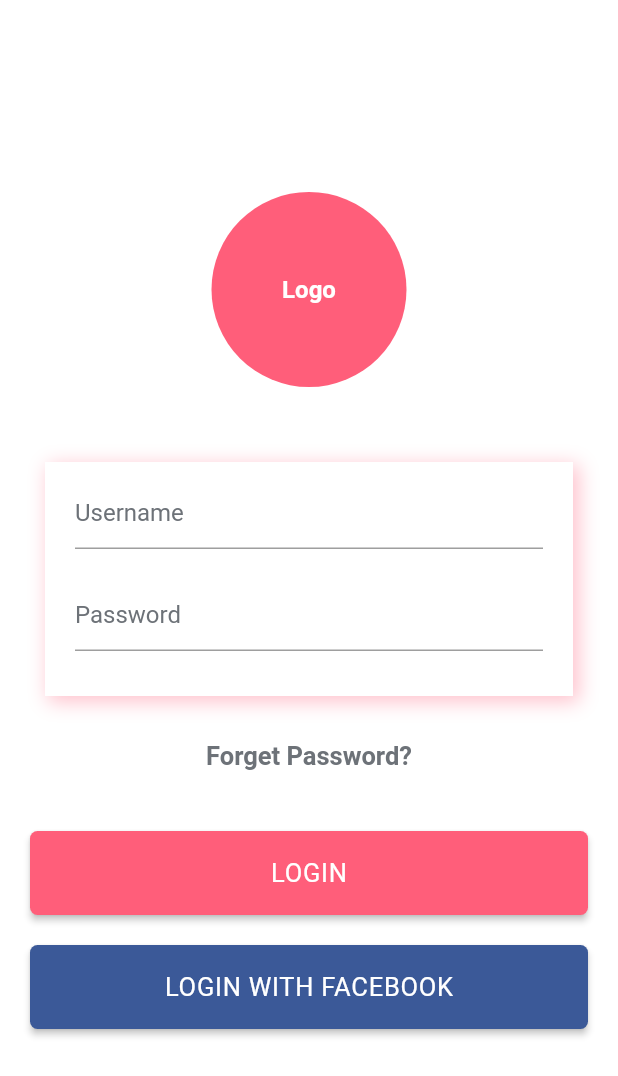
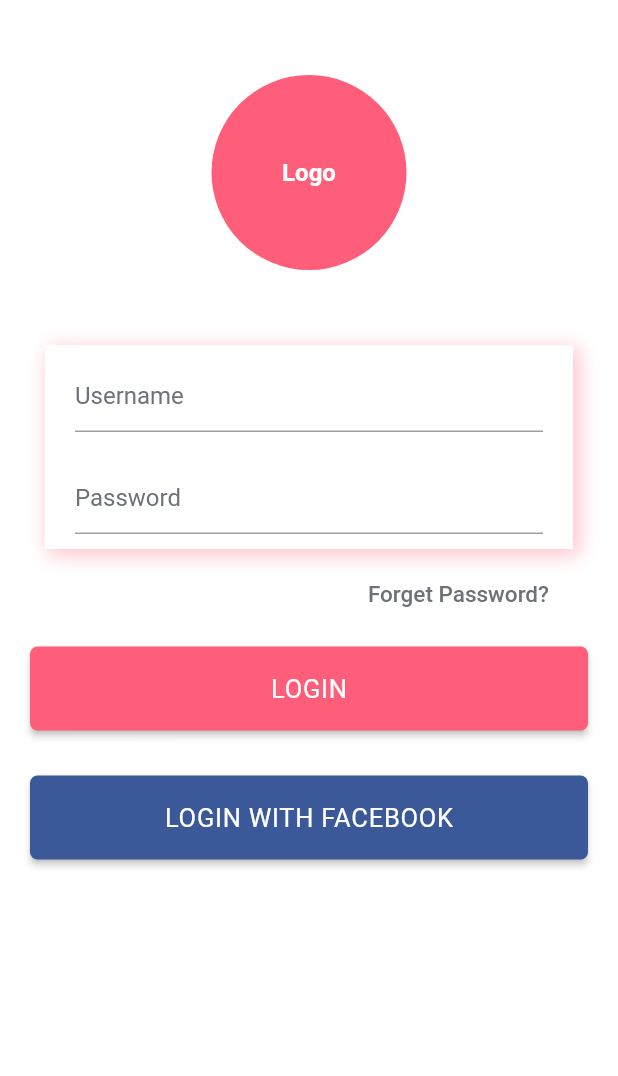
Before and after one commit to mukireus/flutter_ui_template_login, a Flutter app: the PomegranateLogin screen opened directly, on a phone screen of 412 x 824 dp. Shown: the top 1076 px of the screen. Run offline on Flutter 3.47's test engine with Material 2 defaults, Android fonts, the phone set to English and light mode, and no system bars; our stand-ins replace flutter_screenutil.

Commit message:
added fig screen and clean code

```diff
--- a/lib/home_list.dart
+++ b/lib/home_list.dart
@@ -1,7 +1,9 @@
 import 'package:flutter/material.dart';
 import 'package:flutter_template_login/screens/apricot_login.dart';
 import 'package:flutter_template_login/screens/blueberry_login.dart';
+import 'package:flutter_template_login/screens/fig_login.dart';
 import 'package:flutter_template_login/screens/grape_login.dart';
+import 'package:flutter_template_login/screens/login.dart';
 import 'package:flutter_template_login/screens/muz_login.dart';
 import 'package:flutter_template_login/screens/pomegranate_login.dart';
 import 'package:flutter_template_login/screens/strawberry_login.dart';
@@ -41,5 +43,9 @@ class HomeList {
       imagePath: UIHelper.apricotPhoto,
       navigateScreen: ApricotLogin(),
     ),
+    HomeList(
+      imagePath: UIHelper.noPhoto,
+      navigateScreen: FigLogin(),
+    ),
   ];
 }
--- a/lib/screens/pomegranate_login.dart
+++ b/lib/screens/pomegranate_login.dart
@@ -1,5 +1,6 @@
 import 'package:flutter/material.dart';
 import 'package:flutter_template_login/ui/ui_helper.dart';
+import 'package:flutter_template_login/ui/widgets/forgetPassButton_widget.dart';
 
 class PomegranateLogin extends StatefulWidget {
   @override
@@ -11,11 +12,29 @@ class PomegranateStateLogin extends State<PomegranateLogin> {
   Widget build(BuildContext context) {
     return Scaffold(
       backgroundColor: UIHelper.WHITE,
-      body: Column(
+      body: ListView(children: <Widget>[
+        Padding(
+          padding: const EdgeInsets.only(top: 50.0),
+          child: Column(
             mainAxisAlignment: MainAxisAlignment.center,
             crossAxisAlignment: CrossAxisAlignment.center,
             children: <Widget>[
-          Center(
+              _logo,
+              _textFieldContainer,
+              new ForgetPasswordButton(
+                color: UIHelper.POMEGRANATE_TEXT_COLOR,
+                rightPadding: 30,
+              ),
+              _loginButton(UIHelper.login, UIHelper.POMEGRANATE_PRIMARY_COLOR),
+              _loginButton(UIHelper.loginFacebook, UIHelper.FACEBOOK_COLOR),
+            ],
+          ),
+        ),
+      ]),
+    );
+  }
+
+  Widget get _logo => Center(
         child: Container(
           height: 130,
           width: 130,
@@ -23,119 +42,63 @@ class PomegranateStateLogin extends State<PomegranateLogin> {
             backgroundColor: UIHelper.POMEGRANATE_PRIMARY_COLOR,
             child: Text(
               "Logo",
-                  style: TextStyle(
-                      color: UIHelper.WHITE, fontWeight: FontWeight.bold),
+              style:
+                  TextStyle(color: UIHelper.WHITE, fontWeight: FontWeight.bold),
             ),
           ),
         ),
-          ),
-          Padding(
+      );
+  static Offset offset = Offset(3.0, 3.0);
+
+  final boxShadow = BoxShadow(
+      color: UIHelper.POMEGRANATE_SHADOW_COLOR,
+      blurRadius: 10.0, // has the effect of softening the shadow
+      spreadRadius: 1.0, // has the effect of extending the shadow
+      offset: offset);
+
+  Widget get _textFieldContainer => Padding(
         padding: const EdgeInsets.fromLTRB(30, 50, 30, 10),
         child: Container(
           decoration: BoxDecoration(
             color: UIHelper.WHITE,
-                boxShadow: [
-                  BoxShadow(
-                    color: UIHelper.POMEGRANATE_SHADOW_COLOR,
-                    blurRadius: 10.0, // has the effect of softening the shadow
-                    spreadRadius: 1.0, // has the effect of extending the shadow
-                    offset: Offset(
-                      3.0, // horizontal, move right 10
-                      3.0, // vertical, move down 10
-                    ),
-                  ),
-                ],
+            boxShadow: [boxShadow],
           ),
           child: Column(
             children: <Widget>[
-                  _textField,
-                  _passwordField,
+              _textField(UIHelper.username, false),
+              _textField(UIHelper.password, true),
             ],
           ),
         ),
-          ),
-          _forgetPasswordButton,
-          _loginButton,
-          _loginFacebookButton,
-        ],
-      ),
       );
-  }
 
-  Widget get _textField => Padding(
+  Widget _textField(String text, bool obscure) => Padding(
         padding: const EdgeInsets.fromLTRB(20, 10, 20, 10),
         child: TextField(
           style: TextStyle(color: UIHelper.POMEGRANATE_TEXT_COLOR),
           textAlign: TextAlign.left,
-          obscureText: false,
+          obscureText: obscure,
           autocorrect: false,
           cursorColor: UIHelper.POMEGRANATE_TEXT_COLOR,
           maxLines: 1,
           decoration: InputDecoration(
-            hintText: UIHelper.username,
+            hintText: text,
             hintStyle: TextStyle(color: UIHelper.POMEGRANATE_TEXT_COLOR),
           ),
         ),
       );
 
-  Widget get _passwordField => Padding(
-        padding: const EdgeInsets.fromLTRB(20, 10, 20, 30),
-        child: TextField(
-          style: TextStyle(color: UIHelper.POMEGRANATE_TEXT_COLOR),
-          textAlign: TextAlign.left,
-          obscureText: true,
-          autocorrect: false,
-          cursorColor: UIHelper.POMEGRANATE_TEXT_COLOR,
-          maxLines: 1,
-          decoration: InputDecoration(
-            hintText: UIHelper.password,
-            hintStyle: TextStyle(color: UIHelper.POMEGRANATE_TEXT_COLOR),
-          ),
-        ),
-      );
-  Widget get _forgetPasswordButton => Padding(
-        padding: const EdgeInsets.fromLTRB(20, 20, 20, 20),
-        child: InkWell(
-          child: Text(
-            UIHelper.forgetPassword,
-            style: TextStyle(
-                color: UIHelper.POMEGRANATE_TEXT_COLOR,
-                fontWeight: FontWeight.w700,
-                fontSize: 17),
-          ),
-          onTap: () {},
-        ),
-      );
-  Widget get _loginButton => Padding(
+  Widget _loginButton(String text, Color color) => Padding(
         padding: const EdgeInsets.fromLTRB(20, 20, 20, 10),
         child: MaterialButton(
           height: 56,
           minWidth: double.infinity,
-          color: UIHelper.POMEGRANATE_PRIMARY_COLOR,
+          color: color,
           shape: RoundedRectangleBorder(
               borderRadius: new BorderRadius.circular(5)),
           onPressed: () {},
           child: Text(
-            UIHelper.login.toUpperCase(),
-            style: TextStyle(
-                fontSize: 17,
-                color: UIHelper.WHITE,
-                fontWeight: FontWeight.w400,
-                letterSpacing: 0.5),
-          ),
-        ),
-      );
-  Widget get _loginFacebookButton => Padding(
-        padding: const EdgeInsets.fromLTRB(20, 10, 20, 10),
-        child: MaterialButton(
-          height: 56,
-          minWidth: double.infinity,
-          color: UIHelper.FACEBOOK_COLOR,
-          shape: RoundedRectangleBorder(
-              borderRadius: new BorderRadius.circular(5)),
-          onPressed: () {},
-          child: Text(
-            UIHelper.loginFacebook.toUpperCase(),
+            text.toUpperCase(),
             style: TextStyle(
                 fontSize: 17,
                 color: UIHelper.WHITE,
--- a/lib/ui/ui_helper.dart
+++ b/lib/ui/ui_helper.dart
@@ -10,10 +10,11 @@ class UIHelper {
   static final String username = "Username";
   static final String password = "Password";
   static final String login = "Login";
-  static final String signIn = "SIGN IN";
+  static final String signIn = "Sign In";
   static final String signUp = "SIGN UP";
   static final String signInLower = "Sign In";
   static final String signUpLower = "Sign Up";
+  static final String stayLoggedIn = "Stay Logged In";
   static final String forgetPassword = "Forget Password?";
   static final String loginSpotify = "LOG IN WITH SPOTIFY ";
   static final String loginFacebook = "Login with Facebook";
@@ -29,6 +30,7 @@ class UIHelper {
   static final String pomegranatePhoto = "assets/images/pomegranate_login.png";
   static final String apricotPhoto = "assets/images/apricot_login.png";
   static final String noPhoto = "assets/images/no_photo.png";
+  static final String scooter = "assets/drawable/scooter.png";
 
   // MUZ LOGIN COLORS
   static const Color MUZ_PRIMARY_COLOR = Color(0XFF3C67F7);
@@ -62,6 +64,12 @@ class UIHelper {
   static const Color APRICOT_SHADOW_COLOR = Color(0x60FF5E7A);
   static const Color APRICOT_TEXT_COLOR = Color(0xFFC2C2C2);
 
+// FIG LOGIN COLORS
+  static const Color FIG_PRIMARY_COLOR = Color(0xFF182058);
+  static const Color FIG_SECONDARY_COLOR = Color(0xFFE03E3E);
+  static const Color FIG_SHADOW_COLOR = Color(0x60FF5E7A);
+  static const Color FIG_TEXT_COLOR = Color(0xFF9E9D9D);
+  static const Color FIG_FORGET_TEXT_COLOR = Color(0xFF38B5F2);
 
   // GLOBAL COLORS
   static const Color SPOTIFY_COLOR = Color(0xFF1DB954);
--- /dev/null
+++ b/lib/ui/widgets/forgetPassButton_widget.dart
@@ -0,0 +1,29 @@
+import 'package:flutter/material.dart';
+
+import '../ui_helper.dart';
+
+class ForgetPasswordButton extends StatelessWidget {
+  final Color color;
+  final double rightPadding;
+  const ForgetPasswordButton({Key key, this.color, this.rightPadding})
+      : super(key: key);
+
+  @override
+  Widget build(BuildContext context) {
+    return Align(
+      alignment: Alignment.centerRight,
+      child: Padding(
+          padding: EdgeInsets.fromLTRB(0, 5, rightPadding, 0),
+          child: SizedBox(
+            height: 30,
+            child: FlatButton(
+              shape: RoundedRectangleBorder(
+                  borderRadius: new BorderRadius.circular(50.0)),
+              onPressed: () {},
+              child: Text(UIHelper.forgetPassword,
+                  style: TextStyle(fontSize: 15, color: color)),
+            ),
+          )),
+    );
+  }
+}
--- a/pubspec.yaml
+++ b/pubspec.yaml
@@ -20,3 +20,4 @@ flutter:
 
   assets:
     - assets/images/
+    - assets/drawable/
```
Also changed, not shown: lib/screens/apricot_login.dart (+6 -20 lines), lib/screens/blueberry_login.dart (+5 -15 lines), lib/screens/fig_login.dart (added, +94 -0 lines), lib/screens/grape_login.dart (+23 -48 lines), lib/screens/login.dart (added, +230 -0 lines), lib/screens/muz_login.dart (+40 -57 lines), lib/screens/strawberry_login.dart (+5 -15 lines), assets/drawable/scooter.png (added). Lines whose indentation alone changed are shown as unchanged.
